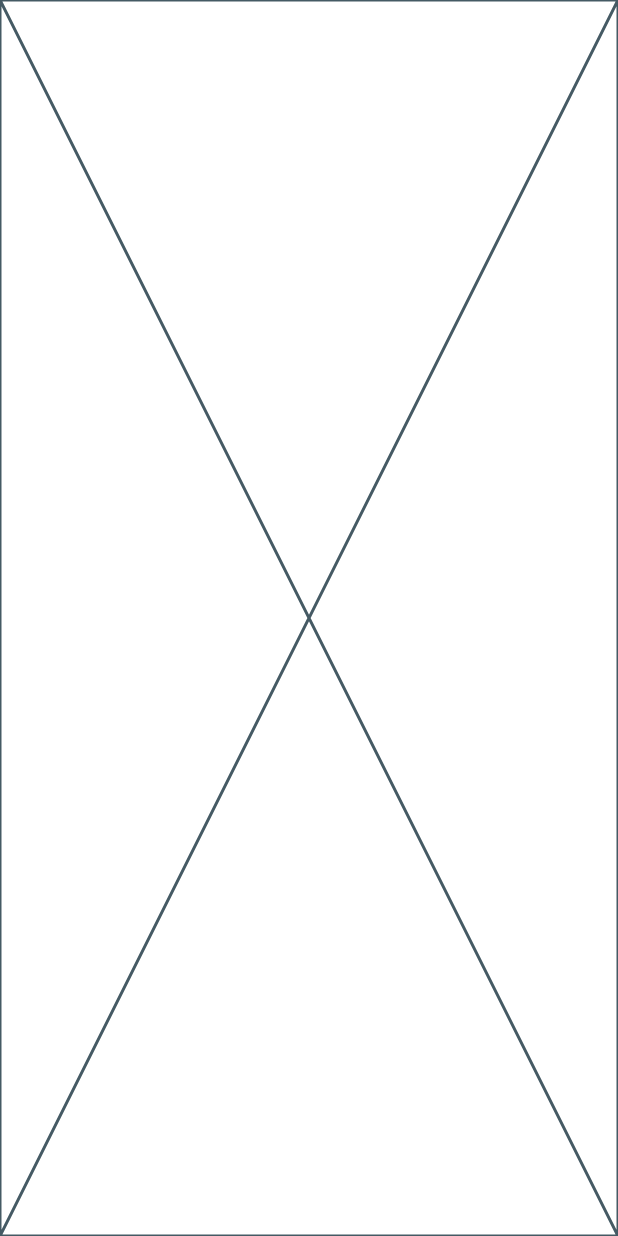
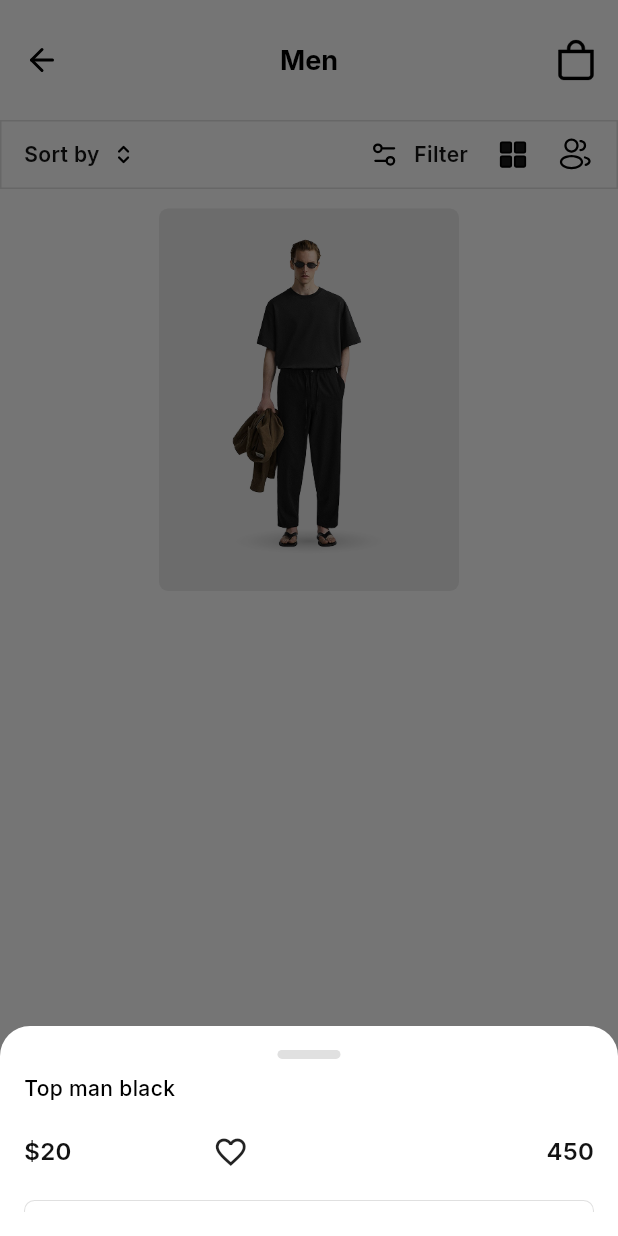
Before and after one commit to OmarKhaled00e/Runway-Fashion-Slider-App, a Flutter app: the CategoriesPage screen opened directly, after a tap on "Top man black", on a phone screen of 412 x 824 dp. Run offline on Flutter 3.47's test engine with Material 3 defaults, Android fonts, the light colour scheme and no system bars; our stand-ins replace flutter_svg, gap, google_fonts, video_player.

Commit message:
product Details done

```diff
--- a/lib/core/style/app_text_style.dart
+++ b/lib/core/style/app_text_style.dart
@@ -11,6 +11,11 @@ class TextStyles {
     fontWeight: FontWeight.w700,
     fontSize: 18,
     color: Color(0xff000000),
+  );
+  static TextStyle text16White = GoogleFonts.inter(
+    fontWeight: FontWeight.w700,
+    fontSize: 16,
+    color: Color(0xffFFFFFF),
   );
   static TextStyle text16 = GoogleFonts.inter(
     fontWeight: FontWeight.w600,
--- a/lib/page/categories_page.dart
+++ b/lib/page/categories_page.dart
@@ -73,7 +73,11 @@ class CategoriesPage extends StatelessWidget {
                     onTap: () => Navigator.push(
                       context,
                       MaterialPageRoute(
-                        builder: (c) => ProductDetails(item: item),
+                        builder: (c) => ProductDetails(
+                          image: item.image,
+                          name: item.name,
+                          price: item.price,
+                        ),
                       ),
                     ),
                   );
--- a/lib/page/product_details.dart
+++ b/lib/page/product_details.dart
@@ -1,12 +1,174 @@
 import 'package:flutter/material.dart';
+import 'package:flutter_svg/svg.dart';
+import 'package:gap/gap.dart';
+import 'package:runwayfashion_app/core/style/app_text_style.dart';
 import 'package:runwayfashion_app/models/product_model.dart';
+import 'package:runwayfashion_app/widgets/categorie_filter.dart';
+import 'package:runwayfashion_app/widgets/custom_appbar.dart';
 
-class ProductDetails extends StatelessWidget {
-  const ProductDetails({super.key, required this.item});
-  final ProductModel item;
+class ProductDetails extends StatefulWidget {
+  const ProductDetails({super.key, this.image, this.name, this.price});
+  final String? image, name, price;
+
+  @override
+  State<ProductDetails> createState() => _ProductDetailsState();
+}
+
+class _ProductDetailsState extends State<ProductDetails> {
+  ScrollController scrollController = ScrollController();
+  @override
+  void initState() {
+    super.initState();
+
+    WidgetsBinding.instance.addPostFrameCallback((_) {
+      _showBottomSheet();
+    });
+  }
+
+  void _showBottomSheet() {
+    showModalBottomSheet(
+      isScrollControlled: true,
+      context: context,
+      builder: (context) {
+        return DraggableScrollableSheet(
+          initialChildSize: 0.17,
+          minChildSize: 0.17,
+          maxChildSize: 0.8,
+          expand: false,
+          builder: (BuildContext context, ScrollController scrollController) {
+            return BottomWidget(scrollController, widget.name, widget.price);
+          },
+        );
+      },
+    );
+  }
 
   @override
   Widget build(BuildContext context) {
-    return const Placeholder();
+    return Scaffold(
+      appBar: CustomAppbar(
+        title: 'Men',
+        onTap: () => Navigator.pop(context),
+        prefix: 'assets/image/arrow-left.svg',
+        suffix: 'assets/image/bag.svg',
+      ),
+      body: SingleChildScrollView(
+        physics: NeverScrollableScrollPhysics(),
+        child: Column(
+          children: [
+            CategorieFileter(),
+            Gap(13),
+
+            // image
+            Container(
+              width: 200,
+              height: 255,
+              decoration: BoxDecoration(
+                color: Color(0xffECECEC),
+                borderRadius: BorderRadius.circular(6),
+              ),
+              child: Padding(
+                padding: const EdgeInsets.all(10),
+                child: SizedBox(
+                  width: 250,
+                  height: 600,
+                  child: Image.asset(widget.image.toString()),
+                ),
+              ),
+            ),
+          ],
+        ),
+      ),
+    );
   }
 }
+
+/// bottomSheetWidget
+Widget BottomWidget(scroll, name, price) {
+  return Container(
+    height: 170,
+    width: double.infinity,
+    decoration: BoxDecoration(
+      color: Colors.white,
+      borderRadius: BorderRadius.only(
+        topLeft: Radius.circular(20),
+        topRight: Radius.circular(20),
+      ),
+    ),
+    padding: const EdgeInsets.all(16),
+    child: ListView(
+      controller: scroll,
+      children: [
+        Center(
+          child: Container(
+            width: 42,
+            height: 6,
+            decoration: BoxDecoration(
+              color: Colors.grey.shade300,
+              borderRadius: BorderRadius.circular(10),
+            ),
+          ),
+        ),
+        Gap(10),
+        Text(name.toString(), maxLines: 1, style: TextStyles.text14Meduim),
+        Gap(20),
+        Row(
+          mainAxisAlignment: MainAxisAlignment.spaceBetween,
+          mainAxisSize: MainAxisSize.max,
+          children: [
+            // price
+            Text('\$${price}', style: TextStyles.text16),
+            Icon(Icons.favorite_border),
+            Gap(10),
+            Text('450', style: TextStyles.text16),
+          ],
+        ),
+        Gap(20),
+        Container(
+          padding: EdgeInsets.all(10),
+          decoration: BoxDecoration(
+            borderRadius: BorderRadius.circular(7),
+            border: Border.all(
+              width: 0.7,
+              color: Colors.black12,
+            )
+          ),
+          child: Row(
+            mainAxisAlignment: MainAxisAlignment.spaceBetween,
+            children: [
+              Row(
+                children: [
+                  Text('Sort by', style: TextStyles.text14),
+                  Gap(10),
+                  SvgPicture.asset('assets/image/select.svg'),
+                ],
+              ),
+              Container(
+                width: 2,
+                height: 40,
+                color: Colors.black12,
+              ),
+
+              Row(
+                children: [
+                  Text('Select size', style: TextStyles.text14),
+                  Gap(10),
+                  SvgPicture.asset('assets/image/select.svg'),
+                ],
+              ),
+            ],
+          ),
+        ),
+        Gap(20),
+        Container(
+          padding: EdgeInsets.all(20),
+          decoration: BoxDecoration(
+            borderRadius: BorderRadius.circular(7),
+            color: Colors.black
+          ),
+          child: Center(child: Text('Add To Bag', style: TextStyles.text16White,)),
+        )
+      ],
+    ),
+  );
+}
--- a/lib/widgets/custom_appbar.dart
+++ b/lib/widgets/custom_appbar.dart
@@ -7,11 +7,12 @@ class CustomAppbar extends StatelessWidget implements PreferredSizeWidget {
     super.key,
     required this.title,
     required this.prefix,
-    required this.suffix,
+    required this.suffix, this.onTap,
   });
   final String title;
   final String prefix;
   final String suffix;
+  final Function()? onTap;
   @override
   Size get preferredSize => Size.fromHeight(80);
   @override
@@ -25,7 +26,9 @@ class CustomAppbar extends StatelessWidget implements PreferredSizeWidget {
       title: Row(
         mainAxisAlignment: MainAxisAlignment.spaceBetween,
         children: [
-          SvgPicture.asset(prefix, width: 24),
+          GestureDetector(
+            onTap: onTap,
+            child: SvgPicture.asset(prefix, width: 24)),
           Text(title, style: TextStyles.text18),
           SvgPicture.asset(suffix, width: 24),
         ],
```
